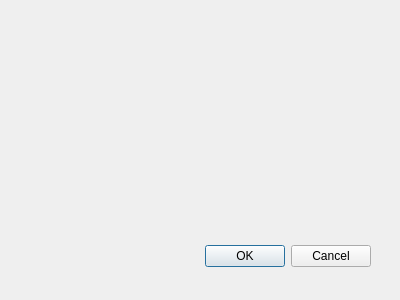
Qt form examples/foss4g2011_example3/ui_foss4g2011_example3.ui (cugos/qgisworkshop_org) before a commit.
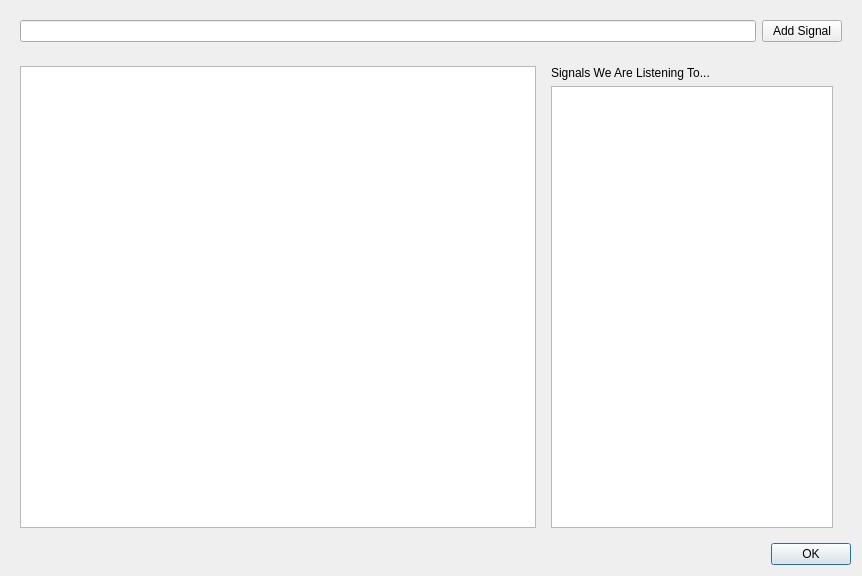
The same form after that commit.

Commit message: Updating the shell for example #3 with a new dialog

The edit to the form file:
```diff
--- a/examples/foss4g2011_example3/ui_foss4g2011_example3.ui
+++ b/examples/foss4g2011_example3/ui_foss4g2011_example3.ui
@@ -1,33 +1,90 @@
 <ui version="4.0" >
  <class>foss4g2011_example3</class>
- <widget class="QDialog" name="foss4g2011_example3" >
-  <property name="geometry" >
+ <widget class="QDialog" name="foss4g2011_example3">
+  <property name="geometry">
    <rect>
     <x>0</x>
     <y>0</y>
-    <width>400</width>
-    <height>300</height>
+    <width>862</width>
+    <height>576</height>
    </rect>
   </property>
   <property name="windowTitle" >
    <string>foss4g2011_example3</string>
   </property>
-  <widget class="QDialogButtonBox" name="buttonBox" >
-   <property name="geometry" >
-    <rect>
-     <x>30</x>
-     <y>240</y>
-     <width>341</width>
-     <height>32</height>
-    </rect>
-   </property>
-   <property name="orientation" >
-    <enum>Qt::Horizontal</enum>
-   </property>
-   <property name="standardButtons" >
-    <set>QDialogButtonBox::Cancel|QDialogButtonBox::Ok</set>
-   </property>
-  </widget>
+  <layout class="QGridLayout" name="gridLayout">
+   <item row="0" column="0">
+    <layout class="QVBoxLayout" name="mainWindowVerticalLayout">
+     <item>
+      <layout class="QVBoxLayout" name="verticalLayout_4">
+       <item>
+        <widget class="QWidget" name="widget" native="true">
+         <layout class="QHBoxLayout" name="horizontalLayout_3">
+          <item>
+           <widget class="QLineEdit" name="addSignalLineEdit"/>
+          </item>
+          <item>
+           <widget class="QPushButton" name="addSignalButton">
+            <property name="text">
+             <string>Add Signal</string>
+            </property>
+           </widget>
+          </item>
+         </layout>
+        </widget>
+       </item>
+       <item>
+        <widget class="QWidget" name="widget_2" native="true">
+         <layout class="QHBoxLayout" name="horizontalLayout_4">
+          <item>
+           <widget class="QTextEdit" name="outputTextEdit"/>
+          </item>
+          <item>
+           <widget class="QWidget" name="widget_3" native="true">
+            <property name="maximumSize">
+             <size>
+              <width>300</width>
+              <height>16777215</height>
+             </size>
+            </property>
+            <layout class="QVBoxLayout" name="verticalLayout_5">
+             <property name="topMargin">
+              <number>0</number>
+             </property>
+             <property name="bottomMargin">
+              <number>0</number>
+             </property>
+             <item>
+              <widget class="QLabel" name="label">
+               <property name="text">
+                <string>Signals We Are Listening To...</string>
+               </property>
+              </widget>
+             </item>
+             <item>
+              <widget class="QTextEdit" name="signalsWeAreListeningToTextEdit"/>
+             </item>
+            </layout>
+           </widget>
+          </item>
+         </layout>
+        </widget>
+       </item>
+      </layout>
+     </item>
+     <item>
+      <widget class="QDialogButtonBox" name="okButtonBox">
+       <property name="orientation">
+        <enum>Qt::Horizontal</enum>
+       </property>
+       <property name="standardButtons">
+        <set>QDialogButtonBox::Ok</set>
+       </property>
+      </widget>
+     </item>
+    </layout>
+   </item>
+  </layout>
  </widget>
  <resources/>
  <connections>
```
Left out of the diff: 17 changed lines with no effect on the pictures. The commit also changes 3 other files.
